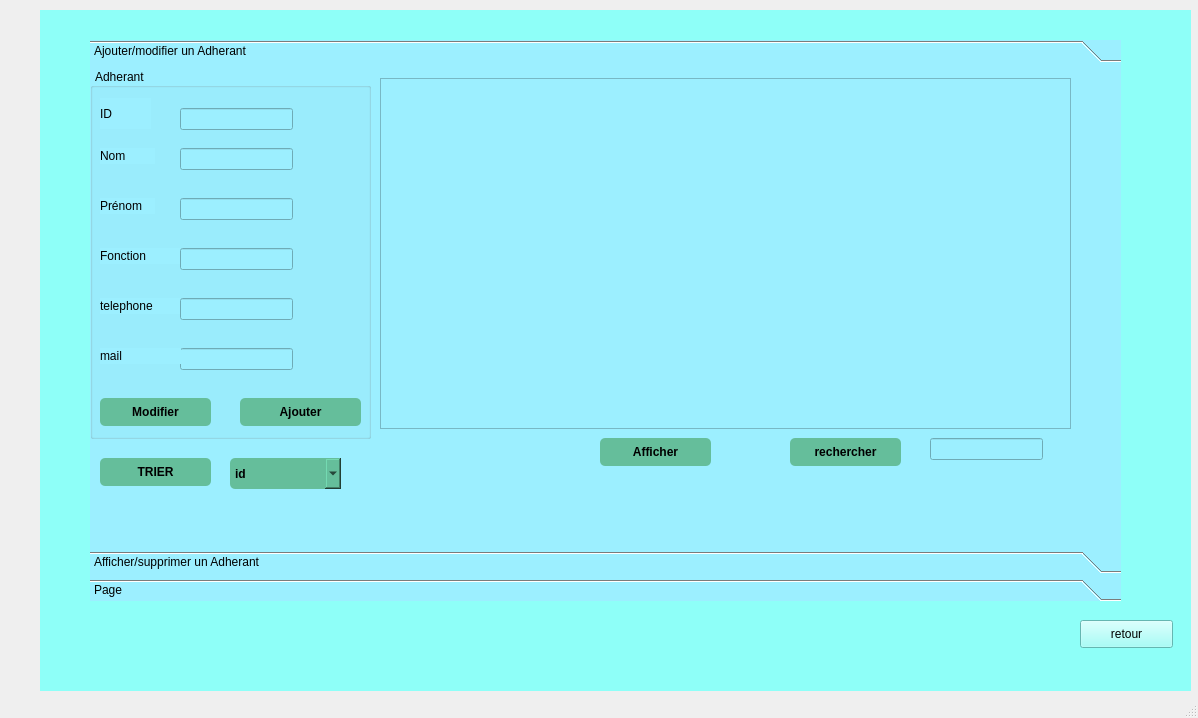
Before: the Qt Designer form Adherant/mainwindow.ui in azyyzme01/ASSOCIATION_D-AIDE, drawn with Qt 5.
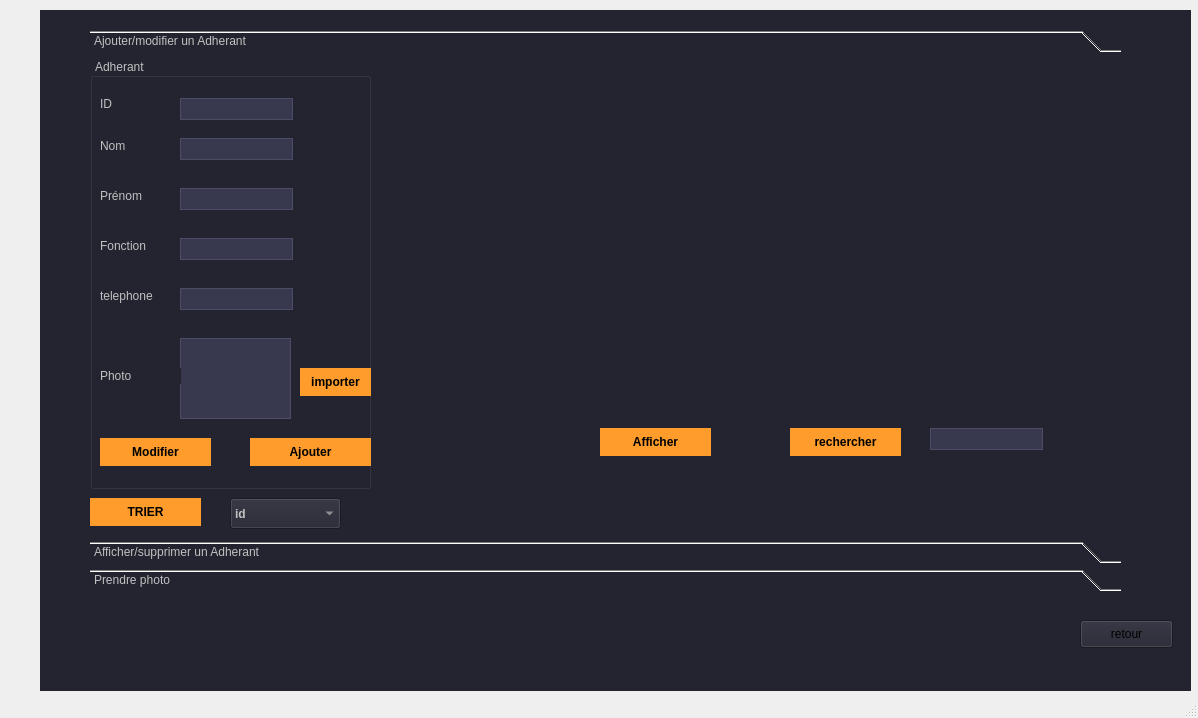
After: the same form once the commit is applied. The open tabs and pages were chosen to show the change. Icons and pictures are not drawn.

The edit to the form file:
```diff
--- a/Adherant/mainwindow.ui
+++ b/Adherant/mainwindow.ui
@@ -27,8 +27,9 @@
      </rect>
     </property>
     <property name="styleSheet">
-     <string notr="true">background-image: url(:/new/prefix1/pngegg (3).png);
-background-color: rgb(142, 255, 248);</string>
+     <string notr="true">background-color: #232430;
+	color: #000000;
+	border-color: #000000;</string>
     </property>
     <property name="currentIndex">
      <number>2</number>
@@ -194,14 +195,15 @@
       <property name="geometry">
        <rect>
         <x>50</x>
-        <y>30</y>
+        <y>20</y>
         <width>1031</width>
         <height>561</height>
        </rect>
       </property>
       <property name="styleSheet">
-       <string notr="true">background-color: rgb(255, 255, 255);
-background-color: rgb(156, 239, 255);</string>
+       <string notr="true">background-color: #232430;
+	color: #c1c1c1;
+	border-color: #000000;</string>
       </property>
       <property name="currentIndex">
        <number>1</number>
@@ -228,7 +230,7 @@
           <x>0</x>
           <y>0</y>
           <width>281</width>
-          <height>371</height>
+          <height>431</height>
          </rect>
         </property>
         <property name="title">
@@ -262,6 +264,13 @@
            <height>22</height>
           </rect>
          </property>
+         <property name="styleSheet">
+          <string notr="true">background-color: #38394e;
+	color: #c1c1c1;
+	border-style: solid;
+	border-width: 1px;
+	border-color: #4a4c68;</string>
+         </property>
         </widget>
         <widget class="QLabel" name="label_2">
          <property name="geometry">
@@ -285,6 +294,13 @@
            <height>22</height>
           </rect>
          </property>
+         <property name="styleSheet">
+          <string notr="true">background-color: #38394e;
+	color: #c1c1c1;
+	border-style: solid;
+	border-width: 1px;
+	border-color: #4a4c68;</string>
+         </property>
         </widget>
         <widget class="QLabel" name="label_3">
          <property name="geometry">
@@ -308,6 +324,13 @@
            <height>22</height>
           </rect>
          </property>
+         <property name="styleSheet">
+          <string notr="true">background-color: #38394e;
+	color: #c1c1c1;
+	border-style: solid;
+	border-width: 1px;
+	border-color: #4a4c68;</string>
+         </property>
         </widget>
         <widget class="QLabel" name="label_4">
          <property name="geometry">
@@ -331,6 +354,13 @@
            <height>22</height>
           </rect>
          </property>
+         <property name="styleSheet">
+          <string notr="true">background-color: #38394e;
+	color: #c1c1c1;
+	border-style: solid;
+	border-width: 1px;
+	border-color: #4a4c68;</string>
+         </property>
         </widget>
         <widget class="QLabel" name="label_5">
          <property name="geometry">
@@ -354,27 +384,30 @@
            <height>22</height>
           </rect>
          </property>
+         <property name="styleSheet">
+          <string notr="true">background-color: #38394e;
+	color: #c1c1c1;
+	border-style: solid;
+	border-width: 1px;
+	border-color: #4a4c68;</string>
+         </property>
         </widget>
         <widget class="QPushButton" name="ajouter_adherant">
          <property name="geometry">
           <rect>
-           <x>150</x>
-           <y>330</y>
+           <x>160</x>
+           <y>380</y>
            <width>121</width>
            <height>28</height>
           </rect>
          </property>
          <property name="styleSheet">
-          <string notr="true">QPushButton {
-padding: 5px;
-border-radius: 5px;
-background-color:rgb(101, 190, 155);
-font-weight: bold;
-}
-QPushButton:hover
-{
-color :white;
-}</string>
+          <string notr="true">background-color: #ff9c2b;
+	color: #000000;
+	font-weight: bold;
+	border-style: solid;
+	border-color: #000000;
+	padding: 6px;</string>
          </property>
          <property name="text">
           <string>Ajouter</string>
@@ -384,22 +417,18 @@
          <property name="geometry">
           <rect>
            <x>10</x>
-           <y>330</y>
+           <y>380</y>
            <width>111</width>
            <height>28</height>
           </rect>
          </property>
          <property name="styleSheet">
-          <string notr="true">QPushButton {
-padding: 5px;
-border-radius: 5px;
-background-color:rgb(101, 190, 155);
-font-weight: bold;
-}
-QPushButton:hover
-{
-color :white;
-}</string>
+          <string notr="true">background-color: #ff9c2b;
+	color: #000000;
+	font-weight: bold;
+	border-style: solid;
+	border-color: #000000;
+	padding: 6px;</string>
          </property>
          <property name="text">
           <string>Modifier</string>
@@ -410,22 +439,50 @@
           <rect>
            <x>90</x>
            <y>280</y>
-           <width>113</width>
-           <height>22</height>
+           <width>111</width>
+           <height>81</height>
           </rect>
          </property>
+         <property name="styleSheet">
+          <string notr="true">background-color: #38394e;
+	color: #c1c1c1;
+	border-style: solid;
+	border-width: 1px;
+	border-color: #4a4c68;</string>
+         </property>
         </widget>
         <widget class="QLabel" name="label_6">
          <property name="geometry">
           <rect>
            <x>10</x>
-           <y>280</y>
+           <y>310</y>
            <width>81</width>
            <height>16</height>
           </rect>
          </property>
          <property name="text">
-          <string>mail</string>
+          <string>Photo</string>
+         </property>
+        </widget>
+        <widget class="QPushButton" name="pushButton_rechercherA_2">
+         <property name="geometry">
+          <rect>
+           <x>210</x>
+           <y>310</y>
+           <width>71</width>
+           <height>28</height>
+          </rect>
+         </property>
+         <property name="styleSheet">
+          <string notr="true">background-color: #ff9c2b;
+	color: #000000;
+	font-weight: bold;
+	border-style: solid;
+	border-color: #000000;
+	padding: 6px;</string>
+         </property>
+         <property name="text">
+          <string>importer</string>
          </property>
         </widget>
        </widget>
@@ -438,6 +495,11 @@
           <height>351</height>
          </rect>
         </property>
+        <property name="styleSheet">
+         <string notr="true">background-color: #232430;
+	color: #c1c1c1;
+	border: none;</string>
+        </property>
        </widget>
        <widget class="QPushButton" name="pushButton_afficher_adherant">
         <property name="geometry">
@@ -449,16 +511,12 @@
          </rect>
         </property>
         <property name="styleSheet">
-         <string notr="true">QPushButton {
-padding: 5px;
-border-radius: 5px;
-background-color:rgb(101, 190, 155);
-font-weight: bold;
-}
-QPushButton:hover
-{
-color :white;
-}</string>
+         <string notr="true">background-color: #ff9c2b;
+	color: #000000;
+	font-weight: bold;
+	border-style: solid;
+	border-color: #000000;
+	padding: 6px;</string>
         </property>
         <property name="text">
          <string>Afficher</string>
@@ -474,16 +532,12 @@
          </rect>
         </property>
         <property name="styleSheet">
-         <string notr="true">QPushButton {
-padding: 5px;
-border-radius: 5px;
-background-color:rgb(101, 190, 155);
-font-weight: bold;
-}
-QPushButton:hover
-{
-color :white;
-}</string>
+         <string notr="true">background-color: #ff9c2b;
+	color: #000000;
+	font-weight: bold;
+	border-style: solid;
+	border-color: #000000;
+	padding: 6px;</string>
         </property>
         <property name="text">
          <string>rechercher</string>
@@ -492,23 +546,19 @@
        <widget class="QPushButton" name="pushButton_trierA">
         <property name="geometry">
          <rect>
-          <x>10</x>
-          <y>390</y>
+          <x>0</x>
+          <y>440</y>
           <width>111</width>
           <height>28</height>
          </rect>
         </property>
         <property name="styleSheet">
-         <string notr="true">QPushButton {
-padding: 5px;
-border-radius: 5px;
-background-color:rgb(101, 190, 155);
-font-weight: bold;
-}
-QPushButton:hover
-{
-color :white;
-}</string>
+         <string notr="true">background-color: #ff9c2b;
+	color: #000000;
+	font-weight: bold;
+	border-style: solid;
+	border-color: #000000;
+	padding: 6px;</string>
         </property>
         <property name="text">
          <string>TRIER</string>
@@ -518,22 +568,15 @@
         <property name="geometry">
          <rect>
           <x>140</x>
-          <y>390</y>
+          <y>440</y>
           <width>111</width>
           <height>31</height>
          </rect>
         </property>
         <property name="styleSheet">
-         <string notr="true">QComboBox {
-padding: 5px;
-border-radius: 5px;
-background-color:rgb(101, 190, 155);
-font-weight: bold;
-}
-QComboBox:hover
-{
-color :white;
-}</string>
+         <string notr="true">color: #c1c1c1;
+	font-weight: bold;
+    height: 28px;</string>
         </property>
         <item>
          <property name="text">
@@ -560,6 +603,13 @@
           <height>22</height>
          </rect>
         </property>
+        <property name="styleSheet">
+         <string notr="true">background-color: #38394e;
+	color: #c1c1c1;
+	border-style: solid;
+	border-width: 1px;
+	border-color: #4a4c68;</string>
+        </property>
        </widget>
       </widget>
       <widget class="QWidget" name="page_14">
@@ -731,7 +781,7 @@
         </rect>
        </property>
        <attribute name="label">
-        <string>Page</string>
+        <string>Prendre photo</string>
        </attribute>
       </widget>
      </widget>
```
Left out of the diff: 186 changed lines with no effect on the pictures.
